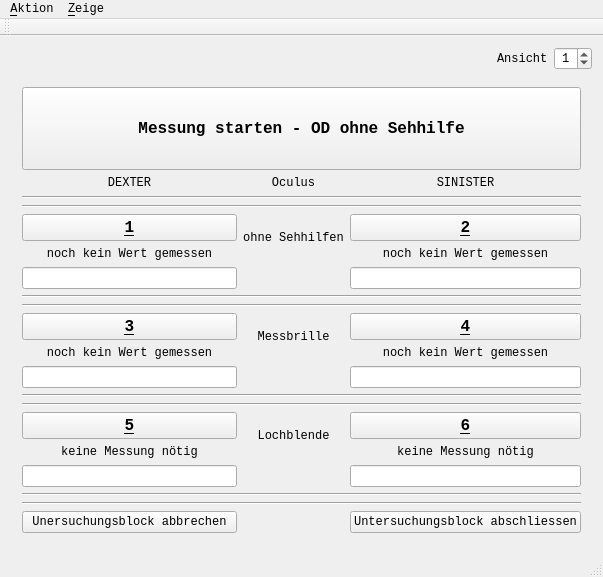
The window that mainwindow.ui (TPeschel/FrACTWrapper) describes before a commit, drawn with Qt 5.
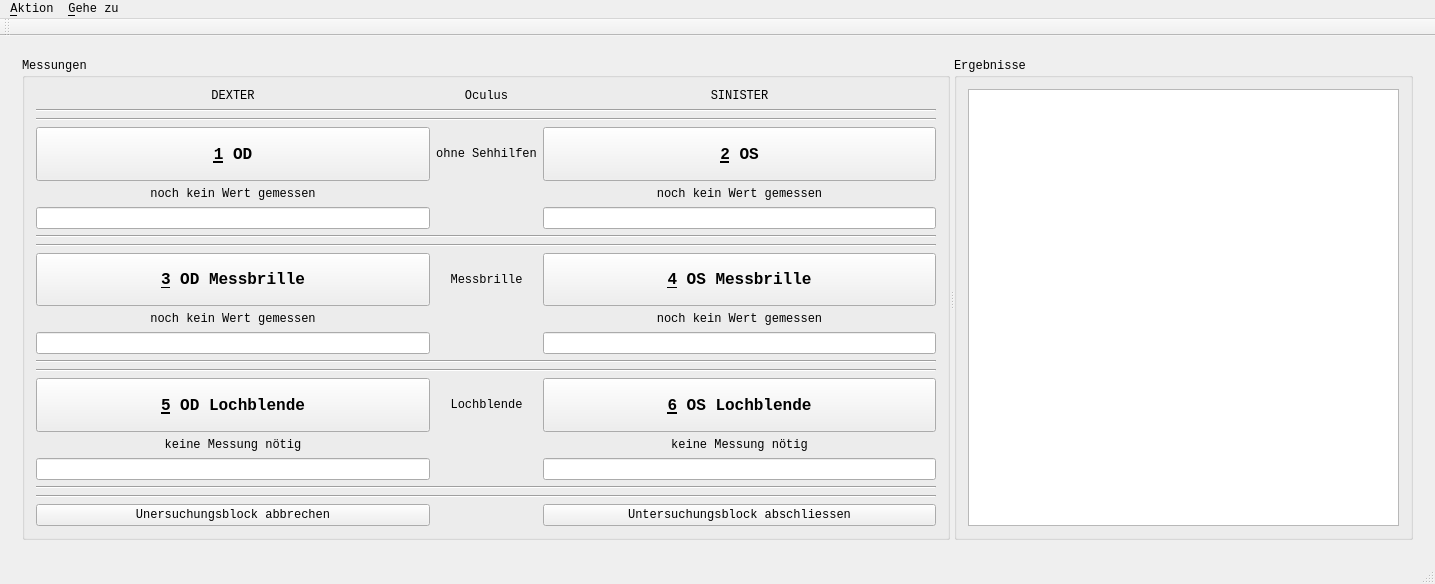
The same window after the commit. The open tabs and pages were chosen to show the change.

What changed in the file:
```diff
--- a/mainwindow.ui
+++ b/mainwindow.ui
@@ -9,8 +9,8 @@
    <rect>
     <x>0</x>
     <y>0</y>
-    <width>603</width>
-    <height>577</height>
+    <width>1435</width>
+    <height>584</height>
    </rect>
   </property>
   <property name="sizePolicy">
@@ -40,8 +40,8 @@
    <bool>false</bool>
   </property>
   <widget class="QWidget" name="centralWidget">
-   <layout class="QGridLayout" name="gridLayout_2">
-    <item row="1" column="1" colspan="3">
+   <layout class="QGridLayout" name="gridLayout_10">
+    <item row="0" column="1" colspan="2">
      <widget class="QStackedWidget" name="stackedWidget">
       <property name="currentIndex">
        <number>2</number>
@@ -584,12 +584,99 @@
        </layout>
       </widget>
       <widget class="QWidget" name="pageSessionRun">
+       <layout class="QGridLayout" name="gridLayout_6">
+        <item row="0" column="0">
+         <widget class="QSplitter" name="splitter">
+          <property name="orientation">
+           <enum>Qt::Horizontal</enum>
+          </property>
+          <widget class="QGroupBox" name="groupBox">
+           <property name="sizePolicy">
+            <sizepolicy hsizetype="Minimum" vsizetype="Minimum">
+             <horstretch>0</horstretch>
+             <verstretch>0</verstretch>
+            </sizepolicy>
+           </property>
+           <property name="title">
+            <string>Messungen</string>
+           </property>
        <layout class="QGridLayout" name="gridLayout">
-        <item row="21" column="0">
-         <widget class="QLineEdit" name="lineEditCommentODA"/>
-        </item>
-        <item row="14" column="0">
-         <widget class="QPushButton" name="pushButtonODVisusTrialFrame">
+            <item row="0" column="0">
+             <widget class="QLabel" name="label_3">
+              <property name="sizePolicy">
+               <sizepolicy hsizetype="Preferred" vsizetype="Maximum">
+                <horstretch>0</horstretch>
+                <verstretch>0</verstretch>
+               </sizepolicy>
+              </property>
+              <property name="toolTip">
+               <string>rechtes Auge des Probanden</string>
+              </property>
+              <property name="text">
+               <string>DEXTER</string>
+              </property>
+              <property name="alignment">
+               <set>Qt::AlignCenter</set>
+              </property>
+              <property name="wordWrap">
+               <bool>true</bool>
+              </property>
+             </widget>
+            </item>
+            <item row="0" column="1">
+             <widget class="QLabel" name="label_21">
+              <property name="sizePolicy">
+               <sizepolicy hsizetype="Preferred" vsizetype="Maximum">
+                <horstretch>0</horstretch>
+                <verstretch>0</verstretch>
+               </sizepolicy>
+              </property>
+              <property name="text">
+               <string>Oculus</string>
+              </property>
+              <property name="alignment">
+               <set>Qt::AlignCenter</set>
+              </property>
+             </widget>
+            </item>
+            <item row="0" column="2">
+             <widget class="QLabel" name="label_4">
+              <property name="sizePolicy">
+               <sizepolicy hsizetype="Preferred" vsizetype="Maximum">
+                <horstretch>0</horstretch>
+                <verstretch>0</verstretch>
+               </sizepolicy>
+              </property>
+              <property name="toolTip">
+               <string>linkes Auge des Probanden</string>
+              </property>
+              <property name="text">
+               <string>SINISTER</string>
+              </property>
+              <property name="alignment">
+               <set>Qt::AlignCenter</set>
+              </property>
+              <property name="wordWrap">
+               <bool>true</bool>
+              </property>
+             </widget>
+            </item>
+            <item row="1" column="0" colspan="3">
+             <widget class="Line" name="line_8">
+              <property name="orientation">
+               <enum>Qt::Horizontal</enum>
+              </property>
+             </widget>
+            </item>
+            <item row="2" column="0" colspan="3">
+             <widget class="Line" name="line_4">
+              <property name="orientation">
+               <enum>Qt::Horizontal</enum>
+              </property>
+             </widget>
+            </item>
+            <item row="3" column="0">
+             <widget class="QPushButton" name="pushButtonODNO">
           <property name="sizePolicy">
            <sizepolicy hsizetype="Minimum" vsizetype="Minimum">
             <horstretch>0</horstretch>
@@ -607,14 +694,11 @@
            <string>&lt;html&gt;&lt;head/&gt;&lt;body&gt;&lt;p&gt;&lt;span style=&quot; font-size:9pt; font-weight:600; text-decoration: underline;&quot;&gt;Visus Test&lt;/span&gt;&lt;/p&gt;&lt;p&gt;&lt;span style=&quot; font-weight:600;&quot;&gt;Oculus&lt;/span&gt;&lt;/p&gt;&lt;p&gt;-Dexter&lt;/p&gt;&lt;p&gt;&lt;span style=&quot; font-style:italic;&quot;&gt;-rechtes Auge des Probanden&lt;/span&gt;&lt;/p&gt;&lt;p&gt;&lt;span style=&quot; font-weight:600;&quot;&gt;Messbrille &lt;/span&gt;&lt;/p&gt;&lt;p&gt;-ja&lt;/p&gt;&lt;p&gt;&lt;span style=&quot; font-weight:600;&quot;&gt;Lochblende&lt;/span&gt;&lt;/p&gt;&lt;p&gt;-nein&lt;/p&gt;&lt;/body&gt;&lt;/html&gt;</string>
           </property>
           <property name="text">
-           <string>&amp;3</string>
+               <string>&amp;1 OD</string>
           </property>
          </widget>
         </item>
-        <item row="8" column="0">
-         <widget class="QLineEdit" name="lineEditCommentOD"/>
-        </item>
-        <item row="6" column="1" rowspan="2">
+            <item row="3" column="1">
          <widget class="QLabel" name="label_5">
           <property name="sizePolicy">
            <sizepolicy hsizetype="Preferred" vsizetype="Preferred">
@@ -633,7 +717,65 @@
           </property>
          </widget>
         </item>
-        <item row="8" column="1">
+            <item row="3" column="2">
+             <widget class="QPushButton" name="pushButtonOSNO">
+              <property name="sizePolicy">
+               <sizepolicy hsizetype="Minimum" vsizetype="Minimum">
+                <horstretch>0</horstretch>
+                <verstretch>0</verstretch>
+               </sizepolicy>
+              </property>
+              <property name="font">
+               <font>
+                <pointsize>12</pointsize>
+                <weight>75</weight>
+                <bold>true</bold>
+               </font>
+              </property>
+              <property name="toolTip">
+               <string>&lt;html&gt;&lt;head/&gt;&lt;body&gt;&lt;p&gt;&lt;span style=&quot; font-size:9pt; font-weight:600; text-decoration: underline;&quot;&gt;Visus Test&lt;/span&gt;&lt;/p&gt;&lt;p&gt;&lt;span style=&quot; font-weight:600;&quot;&gt;Oculus&lt;/span&gt;&lt;/p&gt;&lt;p&gt;-Sinister&lt;/p&gt;&lt;p&gt;&lt;span style=&quot; font-style:italic;&quot;&gt;-linkes Auge des Probanden&lt;/span&gt;&lt;/p&gt;&lt;p&gt;&lt;span style=&quot; font-weight:600;&quot;&gt;Messbrille &lt;/span&gt;&lt;/p&gt;&lt;p&gt;-nein&lt;/p&gt;&lt;p&gt;&lt;span style=&quot; font-weight:600;&quot;&gt;Lochblende&lt;/span&gt;&lt;/p&gt;&lt;p&gt;-nein&lt;/p&gt;&lt;/body&gt;&lt;/html&gt;</string>
+              </property>
+              <property name="text">
+               <string>&amp;2 OS</string>
+              </property>
+             </widget>
+            </item>
+            <item row="4" column="0">
+             <widget class="QLabel" name="labelODVal">
+              <property name="sizePolicy">
+               <sizepolicy hsizetype="Preferred" vsizetype="Maximum">
+                <horstretch>0</horstretch>
+                <verstretch>0</verstretch>
+               </sizepolicy>
+              </property>
+              <property name="text">
+               <string>noch kein Wert gemessen</string>
+              </property>
+              <property name="alignment">
+               <set>Qt::AlignCenter</set>
+              </property>
+             </widget>
+            </item>
+            <item row="4" column="2">
+             <widget class="QLabel" name="labelOSVal">
+              <property name="sizePolicy">
+               <sizepolicy hsizetype="Preferred" vsizetype="Maximum">
+                <horstretch>0</horstretch>
+                <verstretch>0</verstretch>
+               </sizepolicy>
+              </property>
+              <property name="text">
+               <string>noch kein Wert gemessen</string>
+              </property>
+              <property name="alignment">
+               <set>Qt::AlignCenter</set>
+              </property>
+             </widget>
+            </item>
+            <item row="5" column="0">
+             <widget class="QLineEdit" name="lineEditCommentOD"/>
+            </item>
+            <item row="5" column="1">
          <widget class="QLabel" name="label_16">
           <property name="text">
            <string>&lt;Kommentare&gt;</string>
@@ -643,37 +785,47 @@
           </property>
          </widget>
         </item>
-        <item row="17" column="0" colspan="3">
-         <widget class="Line" name="line">
-          <property name="orientation">
-           <enum>Qt::Horizontal</enum>
-          </property>
-         </widget>
-        </item>
-        <item row="16" column="1">
-         <widget class="QLabel" name="label_22">
-          <property name="text">
-           <string>&lt;Kommentare&gt;</string>
-          </property>
-          <property name="alignment">
-           <set>Qt::AlignCenter</set>
-          </property>
-         </widget>
-        </item>
-        <item row="21" column="2">
-         <widget class="QLineEdit" name="lineEditCommentOSA"/>
-        </item>
-        <item row="8" column="2">
+            <item row="5" column="2">
          <widget class="QLineEdit" name="lineEditCommentOS"/>
         </item>
-        <item row="22" column="0" colspan="3">
-         <widget class="Line" name="line_6">
+            <item row="6" column="0" colspan="3">
+             <widget class="Line" name="line_7">
           <property name="orientation">
            <enum>Qt::Horizontal</enum>
           </property>
          </widget>
         </item>
-        <item row="14" column="1" rowspan="2">
+            <item row="7" column="0" colspan="3">
+             <widget class="Line" name="line_3">
+              <property name="orientation">
+               <enum>Qt::Horizontal</enum>
+              </property>
+             </widget>
+            </item>
+            <item row="8" column="0">
+             <widget class="QPushButton" name="pushButtonODTF">
+              <property name="sizePolicy">
+               <sizepolicy hsizetype="Minimum" vsizetype="Minimum">
+                <horstretch>0</horstretch>
+                <verstretch>0</verstretch>
+               </sizepolicy>
+              </property>
+              <property name="font">
+               <font>
+                <pointsize>12</pointsize>
+                <weight>75</weight>
+                <bold>true</bold>
+               </font>
+              </property>
+              <property name="toolTip">
+               <string>&lt;html&gt;&lt;head/&gt;&lt;body&gt;&lt;p&gt;&lt;span style=&quot; font-size:9pt; font-weight:600; text-decoration: underline;&quot;&gt;Visus Test&lt;/span&gt;&lt;/p&gt;&lt;p&gt;&lt;span style=&quot; font-weight:600;&quot;&gt;Oculus&lt;/span&gt;&lt;/p&gt;&lt;p&gt;-Dexter&lt;/p&gt;&lt;p&gt;&lt;span style=&quot; font-style:italic;&quot;&gt;-rechtes Auge des Probanden&lt;/span&gt;&lt;/p&gt;&lt;p&gt;&lt;span style=&quot; font-weight:600;&quot;&gt;Messbrille &lt;/span&gt;&lt;/p&gt;&lt;p&gt;-ja&lt;/p&gt;&lt;p&gt;&lt;span style=&quot; font-weight:600;&quot;&gt;Lochblende&lt;/span&gt;&lt;/p&gt;&lt;p&gt;-nein&lt;/p&gt;&lt;/body&gt;&lt;/html&gt;</string>
+              </property>
+              <property name="text">
+               <string>&amp;3 OD Messbrille</string>
+              </property>
+             </widget>
+            </item>
+            <item row="8" column="1">
          <widget class="QLabel" name="label_6">
           <property name="toolTip">
            <string>&lt;html&gt;&lt;head/&gt;&lt;body&gt;&lt;p&gt;Benutzen Sie bitte für die Messung eine Messbrille!&lt;/p&gt;&lt;/body&gt;&lt;/html&gt;</string>
@@ -686,18 +838,66 @@
           </property>
          </widget>
         </item>
-        <item row="12" column="0" colspan="3">
-         <widget class="Line" name="line_7">
-          <property name="orientation">
-           <enum>Qt::Horizontal</enum>
-          </property>
-         </widget>
-        </item>
-        <item row="16" column="0">
+            <item row="8" column="2">
+             <widget class="QPushButton" name="pushButtonOSTF">
+              <property name="sizePolicy">
+               <sizepolicy hsizetype="Minimum" vsizetype="Minimum">
+                <horstretch>0</horstretch>
+                <verstretch>0</verstretch>
+               </sizepolicy>
+              </property>
+              <property name="font">
+               <font>
+                <pointsize>12</pointsize>
+                <weight>75</weight>
+                <bold>true</bold>
+               </font>
+              </property>
+              <property name="toolTip">
+               <string>&lt;html&gt;&lt;head/&gt;&lt;body&gt;&lt;p&gt;&lt;span style=&quot; font-size:9pt; font-weight:600; text-decoration: underline;&quot;&gt;Visus Test&lt;/span&gt;&lt;/p&gt;&lt;p&gt;&lt;span style=&quot; font-weight:600;&quot;&gt;Oculus&lt;/span&gt;&lt;/p&gt;&lt;p&gt;-Sinister&lt;/p&gt;&lt;p&gt;&lt;span style=&quot; font-style:italic;&quot;&gt;-linkes Auge des Probanden&lt;/span&gt;&lt;/p&gt;&lt;p&gt;&lt;span style=&quot; font-weight:600;&quot;&gt;Messbrille &lt;/span&gt;&lt;/p&gt;&lt;p&gt;-ja&lt;/p&gt;&lt;p&gt;&lt;span style=&quot; font-weight:600;&quot;&gt;Lochblende&lt;/span&gt;&lt;/p&gt;&lt;p&gt;-nein&lt;/p&gt;&lt;/body&gt;&lt;/html&gt;</string>
+              </property>
+              <property name="text">
+               <string>&amp;4 OS Messbrille</string>
+              </property>
+             </widget>
+            </item>
+            <item row="9" column="0">
+             <widget class="QLabel" name="labelODTFVal">
+              <property name="sizePolicy">
+               <sizepolicy hsizetype="Preferred" vsizetype="Maximum">
+                <horstretch>0</horstretch>
+                <verstretch>0</verstretch>
+               </sizepolicy>
+              </property>
+              <property name="text">
+               <string>noch kein Wert gemessen</string>
+              </property>
+              <property name="alignment">
+               <set>Qt::AlignCenter</set>
+              </property>
+             </widget>
+            </item>
+            <item row="9" column="2">
+             <widget class="QLabel" name="labelOSTFVal">
+              <property name="sizePolicy">
+               <sizepolicy hsizetype="Preferred" vsizetype="Maximum">
+                <horstretch>0</horstretch>
+                <verstretch>0</verstretch>
+               </sizepolicy>
+              </property>
+              <property name="text">
+               <string>noch kein Wert gemessen</string>
+              </property>
+              <property name="alignment">
+               <set>Qt::AlignCenter</set>
+              </property>
+             </widget>
+            </item>
+            <item row="10" column="0">
          <widget class="QLineEdit" name="lineEditCommentODTF"/>
         </item>
-        <item row="21" column="1">
-         <widget class="QLabel" name="label_24">
+            <item row="10" column="1">
+             <widget class="QLabel" name="label_22">
           <property name="text">
            <string>&lt;Kommentare&gt;</string>
           </property>
@@ -706,14 +906,47 @@
           </property>
          </widget>
         </item>
-        <item row="4" column="0" colspan="3">
-         <widget class="Line" name="line_8">
+            <item row="10" column="2">
+             <widget class="QLineEdit" name="lineEditCommentOSTF"/>
+            </item>
+            <item row="11" column="0" colspan="3">
+             <widget class="Line" name="line">
           <property name="orientation">
            <enum>Qt::Horizontal</enum>
           </property>
          </widget>
         </item>
-        <item row="19" column="1" rowspan="2">
+            <item row="12" column="0" colspan="3">
+             <widget class="Line" name="line_2">
+              <property name="orientation">
+               <enum>Qt::Horizontal</enum>
+              </property>
+             </widget>
+            </item>
+            <item row="13" column="0">
+             <widget class="QPushButton" name="pushButtonODHA">
+              <property name="sizePolicy">
+               <sizepolicy hsizetype="Minimum" vsizetype="Minimum">
+                <horstretch>0</horstretch>
+                <verstretch>0</verstretch>
+               </sizepolicy>
+              </property>
+              <property name="font">
+               <font>
+                <pointsize>12</pointsize>
+                <weight>75</weight>
+                <bold>true</bold>
+               </font>
+              </property>
+              <property name="toolTip">
+               <string>&lt;html&gt;&lt;head/&gt;&lt;body&gt;&lt;p&gt;&lt;span style=&quot; font-size:9pt; font-weight:600; text-decoration: underline;&quot;&gt;Visus Test&lt;/span&gt;&lt;/p&gt;&lt;p&gt;&lt;span style=&quot; font-weight:600;&quot;&gt;Oculus&lt;/span&gt;&lt;/p&gt;&lt;p&gt;-Dexter&lt;/p&gt;&lt;p&gt;&lt;span style=&quot; font-style:italic;&quot;&gt;-rechtes Auge des Probanden&lt;/span&gt;&lt;/p&gt;&lt;p&gt;&lt;span style=&quot; font-weight:600;&quot;&gt;Messbrille &lt;/span&gt;&lt;/p&gt;&lt;p&gt;-nein&lt;/p&gt;&lt;p&gt;&lt;span style=&quot; font-weight:600;&quot;&gt;Lochblende&lt;/span&gt;&lt;/p&gt;&lt;p&gt;-ja&lt;/p&gt;&lt;/body&gt;&lt;/html&gt;</string>
+              </property>
+              <property name="text">
+               <string>&amp;5 OD Lochblende</string>
+              </property>
+             </widget>
+            </item>
+            <item row="13" column="1">
          <widget class="QLabel" name="label_7">
           <property name="toolTip">
            <string>&lt;html&gt;&lt;head/&gt;&lt;body&gt;&lt;p&gt;Benutzen Sie bitte für die Messung eine Lochblende!&lt;/p&gt;&lt;/body&gt;&lt;/html&gt;</string>
@@ -726,200 +959,8 @@
           </property>
          </widget>
         </item>
-        <item row="16" column="2">
-         <widget class="QLineEdit" name="lineEditCommentOSTF"/>
-        </item>
-        <item row="7" column="2">
-         <widget class="QLabel" name="labelOSVal">
-          <property name="sizePolicy">
-           <sizepolicy hsizetype="Preferred" vsizetype="Maximum">
-            <horstretch>0</horstretch>
-            <verstretch>0</verstretch>
-           </sizepolicy>
-          </property>
-          <property name="text">
-           <string>noch kein Wert gemessen</string>
-          </property>
-          <property name="alignment">
-           <set>Qt::AlignCenter</set>
-          </property>
-         </widget>
-        </item>
-        <item row="1" column="1">
-         <widget class="QLabel" name="label_21">
-          <property name="sizePolicy">
-           <sizepolicy hsizetype="Preferred" vsizetype="Maximum">
-            <horstretch>0</horstretch>
-            <verstretch>0</verstretch>
-           </sizepolicy>
-          </property>
-          <property name="text">
-           <string>Oculus</string>
-          </property>
-          <property name="alignment">
-           <set>Qt::AlignCenter</set>
-          </property>
-         </widget>
-        </item>
-        <item row="23" column="0" colspan="3">
-         <widget class="Line" name="line_5">
-          <property name="orientation">
-           <enum>Qt::Horizontal</enum>
-          </property>
-         </widget>
-        </item>
-        <item row="13" column="0" colspan="3">
-         <widget class="Line" name="line_3">
-          <property name="orientation">
-           <enum>Qt::Horizontal</enum>
-          </property>
-         </widget>
-        </item>
-        <item row="6" column="2">
-         <widget class="QPushButton" name="pushButtonOSVisus">
-          <property name="sizePolicy">
-           <sizepolicy hsizetype="Minimum" vsizetype="Minimum">
-            <horstretch>0</horstretch>
-            <verstretch>0</verstretch>
-           </sizepolicy>
-          </property>
-          <property name="font">
-           <font>
-            <pointsize>12</pointsize>
-            <weight>75</weight>
-            <bold>true</bold>
-           </font>
-          </property>
-          <property name="toolTip">
-           <string>&lt;html&gt;&lt;head/&gt;&lt;body&gt;&lt;p&gt;&lt;span style=&quot; font-size:9pt; font-weight:600; text-decoration: underline;&quot;&gt;Visus Test&lt;/span&gt;&lt;/p&gt;&lt;p&gt;&lt;span style=&quot; font-weight:600;&quot;&gt;Oculus&lt;/span&gt;&lt;/p&gt;&lt;p&gt;-Sinister&lt;/p&gt;&lt;p&gt;&lt;span style=&quot; font-style:italic;&quot;&gt;-linkes Auge des Probanden&lt;/span&gt;&lt;/p&gt;&lt;p&gt;&lt;span style=&quot; font-weight:600;&quot;&gt;Messbrille &lt;/span&gt;&lt;/p&gt;&lt;p&gt;-nein&lt;/p&gt;&lt;p&gt;&lt;span style=&quot; font-weight:600;&quot;&gt;Lochblende&lt;/span&gt;&lt;/p&gt;&lt;p&gt;-nein&lt;/p&gt;&lt;/body&gt;&lt;/html&gt;</string>
-          </property>
-          <property name="text">
-           <string>&amp;2</string>
-          </property>
-         </widget>
-        </item>
-        <item row="1" column="2">
-         <widget class="QLabel" name="label_4">
-          <property name="sizePolicy">
-           <sizepolicy hsizetype="Preferred" vsizetype="Maximum">
-            <horstretch>0</horstretch>
-            <verstretch>0</verstretch>
-           </sizepolicy>
-          </property>
-          <property name="toolTip">
-           <string>linkes Auge des Probanden</string>
-          </property>
-          <property name="text">
-           <string>SINISTER</string>
-          </property>
-          <property name="alignment">
-           <set>Qt::AlignCenter</set>
-          </property>
-          <property name="wordWrap">
-           <bool>true</bool>
-          </property>
-         </widget>
-        </item>
-        <item row="5" column="0" colspan="3">
-         <widget class="Line" name="line_4">
-          <property name="orientation">
-           <enum>Qt::Horizontal</enum>
-          </property>
-         </widget>
-        </item>
-        <item row="18" column="0" colspan="3">
-         <widget class="Line" name="line_2">
-          <property name="orientation">
-           <enum>Qt::Horizontal</enum>
-          </property>
-         </widget>
-        </item>
-        <item row="20" column="2">
-         <widget class="QLabel" name="labelOSAVal">
-          <property name="sizePolicy">
-           <sizepolicy hsizetype="Preferred" vsizetype="Maximum">
-            <horstretch>0</horstretch>
-            <verstretch>0</verstretch>
-           </sizepolicy>
-          </property>
-          <property name="text">
-           <string>keine Messung nötig</string>
-          </property>
-          <property name="alignment">
-           <set>Qt::AlignCenter</set>
-          </property>
-         </widget>
-        </item>
-        <item row="6" column="0">
-         <widget class="QPushButton" name="pushButtonODVisus">
-          <property name="sizePolicy">
-           <sizepolicy hsizetype="Minimum" vsizetype="Minimum">
-            <horstretch>0</horstretch>
-            <verstretch>0</verstretch>
-           </sizepolicy>
-          </property>
-          <property name="font">
-           <font>
-            <pointsize>12</pointsize>
-            <weight>75</weight>
-            <bold>true</bold>
-           </font>
-          </property>
-          <property name="toolTip">
-           <string>&lt;html&gt;&lt;head/&gt;&lt;body&gt;&lt;p&gt;&lt;span style=&quot; font-size:9pt; font-weight:600; text-decoration: underline;&quot;&gt;Visus Test&lt;/span&gt;&lt;/p&gt;&lt;p&gt;&lt;span style=&quot; font-weight:600;&quot;&gt;Oculus&lt;/span&gt;&lt;/p&gt;&lt;p&gt;-Dexter&lt;/p&gt;&lt;p&gt;&lt;span style=&quot; font-style:italic;&quot;&gt;-rechtes Auge des Probanden&lt;/span&gt;&lt;/p&gt;&lt;p&gt;&lt;span style=&quot; font-weight:600;&quot;&gt;Messbrille &lt;/span&gt;&lt;/p&gt;&lt;p&gt;-nein&lt;/p&gt;&lt;p&gt;&lt;span style=&quot; font-weight:600;&quot;&gt;Lochblende&lt;/span&gt;&lt;/p&gt;&lt;p&gt;-nein&lt;/p&gt;&lt;/body&gt;&lt;/html&gt;</string>
-          </property>
-          <property name="text">
-           <string>&amp;1</string>
-          </property>
-         </widget>
-        </item>
-        <item row="1" column="0">
-         <widget class="QLabel" name="label_3">
-          <property name="sizePolicy">
-           <sizepolicy hsizetype="Preferred" vsizetype="Maximum">
-            <horstretch>0</horstretch>
-            <verstretch>0</verstretch>
-           </sizepolicy>
-          </property>
-          <property name="toolTip">
-           <string>rechtes Auge des Probanden</string>
-          </property>
-          <property name="text">
-           <string>DEXTER</string>
-          </property>
-          <property name="alignment">
-           <set>Qt::AlignCenter</set>
-          </property>
-          <property name="wordWrap">
-           <bool>true</bool>
-          </property>
-         </widget>
-        </item>
-        <item row="14" column="2">
-         <widget class="QPushButton" name="pushButtonOSVisusTrialFrame">
-          <property name="sizePolicy">
-           <sizepolicy hsizetype="Minimum" vsizetype="Minimum">
-            <horstretch>0</horstretch>
-            <verstretch>0</verstretch>
-           </sizepolicy>
-          </property>
-          <property name="font">
-           <font>
-            <pointsize>12</pointsize>
-            <weight>75</weight>
-            <bold>true</bold>
-           </font>
-          </property>
-          <property name="toolTip">
-           <string>&lt;html&gt;&lt;head/&gt;&lt;body&gt;&lt;p&gt;&lt;span style=&quot; font-size:9pt; font-weight:600; text-decoration: underline;&quot;&gt;Visus Test&lt;/span&gt;&lt;/p&gt;&lt;p&gt;&lt;span style=&quot; font-weight:600;&quot;&gt;Oculus&lt;/span&gt;&lt;/p&gt;&lt;p&gt;-Sinister&lt;/p&gt;&lt;p&gt;&lt;span style=&quot; font-style:italic;&quot;&gt;-linkes Auge des Probanden&lt;/span&gt;&lt;/p&gt;&lt;p&gt;&lt;span style=&quot; font-weight:600;&quot;&gt;Messbrille &lt;/span&gt;&lt;/p&gt;&lt;p&gt;-ja&lt;/p&gt;&lt;p&gt;&lt;span style=&quot; font-weight:600;&quot;&gt;Lochblende&lt;/span&gt;&lt;/p&gt;&lt;p&gt;-nein&lt;/p&gt;&lt;/body&gt;&lt;/html&gt;</string>
-          </property>
-          <property name="text">
-           <string>&amp;4</string>
-          </property>
-         </widget>
-        </item>
-        <item row="19" column="2">
-         <widget class="QPushButton" name="pushButtonOSVisusAperture">
+            <item row="13" column="2">
+             <widget class="QPushButton" name="pushButtonOSHA">
           <property name="sizePolicy">
            <sizepolicy hsizetype="Minimum" vsizetype="Minimum">
             <horstretch>0</horstretch>
@@ -937,20 +978,49 @@
            <string>&lt;html&gt;&lt;head/&gt;&lt;body&gt;&lt;p&gt;&lt;span style=&quot; font-size:9pt; font-weight:600; text-decoration: underline;&quot;&gt;Visus Test&lt;/span&gt;&lt;/p&gt;&lt;p&gt;&lt;span style=&quot; font-weight:600;&quot;&gt;Oculus&lt;/span&gt;&lt;/p&gt;&lt;p&gt;-Sinister&lt;/p&gt;&lt;p&gt;&lt;span style=&quot; font-style:italic;&quot;&gt;-linkes Auge des Probanden&lt;/span&gt;&lt;/p&gt;&lt;p&gt;&lt;span style=&quot; font-weight:600;&quot;&gt;Messbrille &lt;/span&gt;&lt;/p&gt;&lt;p&gt;-nein&lt;/p&gt;&lt;p&gt;&lt;span style=&quot; font-weight:600;&quot;&gt;Lochblende&lt;/span&gt;&lt;/p&gt;&lt;p&gt;-ja&lt;/p&gt;&lt;/body&gt;&lt;/html&gt;</string>
           </property>
           <property name="text">
-           <string>&amp;6</string>
+               <string>&amp;6 OS Lochblende</string>
+              </property>
+             </widget>
+            </item>
+            <item row="14" column="0">
+             <widget class="QLabel" name="labelODAVal">
+              <property name="sizePolicy">
+               <sizepolicy hsizetype="Preferred" vsizetype="Maximum">
+                <horstretch>0</horstretch>
+                <verstretch>0</verstretch>
+               </sizepolicy>
+              </property>
+              <property name="text">
+               <string>keine Messung nötig</string>
+              </property>
+              <property name="alignment">
+               <set>Qt::AlignCenter</set>
+              </property>
+             </widget>
+            </item>
+            <item row="14" column="2">
+             <widget class="QLabel" name="labelOSAVal">
+              <property name="sizePolicy">
+               <sizepolicy hsizetype="Preferred" vsizetype="Maximum">
+                <horstretch>0</horstretch>
+                <verstretch>0</verstretch>
+               </sizepolicy>
+              </property>
+              <property name="text">
+               <string>keine Messung nötig</string>
+              </property>
+              <property name="alignment">
+               <set>Qt::AlignCenter</set>
           </property>
          </widget>
         </item>
         <item row="15" column="0">
-         <widget class="QLabel" name="labelODTFVal">
-          <property name="sizePolicy">
-           <sizepolicy hsizetype="Preferred" vsizetype="Maximum">
-            <horstretch>0</horstretch>
-            <verstretch>0</verstretch>
-           </sizepolicy>
-          </property>
+             <widget class="QLineEdit" name="lineEditCommentODA"/>
+            </item>
+            <item row="15" column="1">
+             <widget class="QLabel" name="label_24">
           <property name="text">
-           <string>noch kein Wert gemessen</string>
+               <string>&lt;Kommentare&gt;</string>
           </property>
           <property name="alignment">
            <set>Qt::AlignCenter</set>
@@ -958,97 +1028,30 @@
          </widget>
         </item>
         <item row="15" column="2">
-         <widget class="QLabel" name="labelOSTFVal">
-          <property name="sizePolicy">
-           <sizepolicy hsizetype="Preferred" vsizetype="Maximum">
-            <horstretch>0</horstretch>
-            <verstretch>0</verstretch>
-           </sizepolicy>
-          </property>
-          <property name="text">
-           <string>noch kein Wert gemessen</string>
-          </property>
-          <property name="alignment">
-           <set>Qt::AlignCenter</set>
-          </property>
-         </widget>
-        </item>
-        <item row="20" column="0">
-         <widget class="QLabel" name="labelODAVal">
-          <property name="sizePolicy">
-           <sizepolicy hsizetype="Preferred" vsizetype="Maximum">
-            <horstretch>0</horstretch>
-            <verstretch>0</verstretch>
-           </sizepolicy>
-          </property>
-          <property name="text">
-           <string>keine Messung nötig</string>
-          </property>
-          <property name="alignment">
-           <set>Qt::AlignCenter</set>
-          </property>
-         </widget>
-        </item>
-        <item row="19" column="0">
-         <widget class="QPushButton" name="pushButtonODVisusAperture">
-          <property name="sizePolicy">
-           <sizepolicy hsizetype="Minimum" vsizetype="Minimum">
-            <horstretch>0</horstretch>
-            <verstretch>0</verstretch>
-           </sizepolicy>
-          </property>
-          <property name="font">
-           <font>
-            <pointsize>12</pointsize>
-            <weight>75</weight>
-            <bold>true</bold>
-           </font>
-          </property>
-          <property name="toolTip">
-           <string>&lt;html&gt;&lt;head/&gt;&lt;body&gt;&lt;p&gt;&lt;span style=&quot; font-size:9pt; font-weight:600; text-decoration: underline;&quot;&gt;Visus Test&lt;/span&gt;&lt;/p&gt;&lt;p&gt;&lt;span style=&quot; font-weight:600;&quot;&gt;Oculus&lt;/span&gt;&lt;/p&gt;&lt;p&gt;-Dexter&lt;/p&gt;&lt;p&gt;&lt;span style=&quot; font-style:italic;&quot;&gt;-rechtes Auge des Probanden&lt;/span&gt;&lt;/p&gt;&lt;p&gt;&lt;span style=&quot; font-weight:600;&quot;&gt;Messbrille &lt;/span&gt;&lt;/p&gt;&lt;p&gt;-nein&lt;/p&gt;&lt;p&gt;&lt;span style=&quot; font-weight:600;&quot;&gt;Lochblende&lt;/span&gt;&lt;/p&gt;&lt;p&gt;-ja&lt;/p&gt;&lt;/body&gt;&lt;/html&gt;</string>
-          </property>
-          <property name="text">
-           <string>&amp;5</string>
-          </property>
-         </widget>
-        </item>
-        <item row="7" column="0">
-         <widget class="QLabel" name="labelODVal">
-          <property name="sizePolicy">
-           <sizepolicy hsizetype="Preferred" vsizetype="Maximum">
-            <horstretch>0</horstretch>
-            <verstretch>0</verstretch>
-           </sizepolicy>
-          </property>
+             <widget class="QLineEdit" name="lineEditCommentOSA"/>
+            </item>
+            <item row="16" column="0" colspan="3">
+             <widget class="Line" name="line_6">
+              <property name="orientation">
+               <enum>Qt::Horizontal</enum>
+              </property>
+             </widget>
+            </item>
+            <item row="17" column="0" colspan="3">
+             <widget class="Line" name="line_5">
+              <property name="orientation">
+               <enum>Qt::Horizontal</enum>
+              </property>
+             </widget>
+            </item>
+            <item row="18" column="0">
+             <widget class="QPushButton" name="pushButtonCancelSession">
           <property name="text">
-           <string>noch kein Wert gemessen</string>
-          </property>
-          <property name="alignment">
-           <set>Qt::AlignCenter</set>
-          </property>
-         </widget>
-        </item>
-        <item row="0" column="0" colspan="3">
-         <widget class="QPushButton" name="pushButtonSessionSequence">
-          <property name="sizePolicy">
-           <sizepolicy hsizetype="Minimum" vsizetype="MinimumExpanding">
-            <horstretch>0</horstretch>
-            <verstretch>0</verstretch>
-           </sizepolicy>
-          </property>
-          <property name="font">
-           <font>
-            <pointsize>12</pointsize>
-            <weight>75</weight>
-            <bold>true</bold>
-           </font>
-          </property>
-          <property name="text">
-           <string>Messung starten - OD ohne Sehhilfe</string>
-          </property>
-         </widget>
-        </item>
-        <item row="24" column="2">
+               <string>Unersuchungsblock abbrechen</string>
+              </property>
+             </widget>
+            </item>
+            <item row="18" column="2">
          <widget class="QPushButton" name="pushButtonFinishSession">
           <property name="sizePolicy">
            <sizepolicy hsizetype="Minimum" vsizetype="Preferred">
@@ -1064,11 +1067,40 @@
           </property>
          </widget>
         </item>
-        <item row="24" column="0">
-         <widget class="QPushButton" name="pushButtonCancelSession">
-          <property name="text">
-           <string>Unersuchungsblock abbrechen</string>
-          </property>
+           </layout>
+          </widget>
+          <widget class="QGroupBox" name="groupBoxResult">
+           <property name="sizePolicy">
+            <sizepolicy hsizetype="Minimum" vsizetype="Maximum">
+             <horstretch>0</horstretch>
+             <verstretch>0</verstretch>
+            </sizepolicy>
+           </property>
+           <property name="title">
+            <string>Ergebnisse</string>
+           </property>
+           <layout class="QGridLayout" name="gridLayout_2">
+            <item row="0" column="0">
+             <widget class="QTableWidget" name="tableWidgetResult">
+              <property name="alternatingRowColors">
+               <bool>true</bool>
+              </property>
+              <property name="sortingEnabled">
+               <bool>true</bool>
+              </property>
+              <attribute name="horizontalHeaderShowSortIndicator" stdset="0">
+               <bool>true</bool>
+              </attribute>
+              <attribute name="horizontalHeaderStretchLastSection">
+               <bool>true</bool>
+              </attribute>
+              <attribute name="verticalHeaderShowSortIndicator" stdset="0">
+               <bool>true</bool>
+              </attribute>
+             </widget>
+            </item>
+           </layout>
+          </widget>
          </widget>
         </item>
        </layout>
@@ -1348,44 +1380,15 @@
           </widget>
          </widget>
         </item>
-       </layout>
-      </widget>
-     </widget>
-    </item>
-    <item row="0" column="1">
-     <spacer name="horizontalSpacer">
-      <property name="orientation">
-       <enum>Qt::Horizontal</enum>
-      </property>
-      <property name="sizeHint" stdset="0">
-       <size>
-        <width>40</width>
-        <height>20</height>
-       </size>
-      </property>
-     </spacer>
-    </item>
-    <item row="0" column="3">
-     <widget class="QSpinBox" name="spinBoxView">
-      <property name="alignment">
-       <set>Qt::AlignCenter</set>
-      </property>
-      <property name="readOnly">
-       <bool>false</bool>
-      </property>
-      <property name="maximum">
-       <number>6</number>
-      </property>
-      <property name="value">
-       <number>1</number>
-      </property>
-     </widget>
-    </item>
-    <item row="0" column="2">
-     <widget class="QLabel" name="labelView">
+        <item row="1" column="0">
+         <widget class="QPushButton" name="pushButtonBackFromHelp">
       <property name="text">
-       <string>Ansicht</string>
-      </property>
+           <string>&amp;zurück</string>
+          </property>
+         </widget>
+        </item>
+       </layout>
+      </widget>
      </widget>
     </item>
    </layout>
@@ -1395,7 +1398,7 @@
     <rect>
      <x>0</x>
      <y>0</y>
-     <width>603</width>
+     <width>1435</width>
      <height>21</height>
     </rect>
    </property>
@@ -1407,7 +1410,7 @@
    </widget>
    <widget class="QMenu" name="menu_Gehe_zu">
     <property name="title">
-     <string>&amp;Zeige</string>
+     <string>&amp;Gehe zu</string>
     </property>
     <widget class="QMenu" name="menuDatenblatt">
      <property name="title">
```
Left out of the diff: 259 changed lines with no effect on the pictures. Lines whose indentation alone changed are shown as unchanged.
